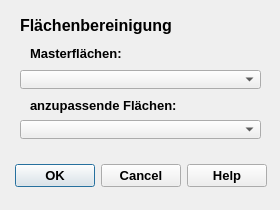
Old version of the form qkan/surfaceTools/res/surfaceTool.ui in the repository SonkeHoffmann/QKan-1.
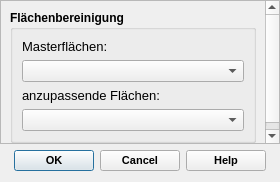
New version of the form. Icons and pictures are not drawn.

Patch:
```diff
--- a/qkan/surfaceTools/res/surfaceTool.ui
+++ b/qkan/surfaceTools/res/surfaceTool.ui
@@ -7,132 +7,128 @@
     <x>0</x>
     <y>0</y>
     <width>280</width>
-    <height>210</height>
+    <height>182</height>
    </rect>
   </property>
   <property name="minimumSize">
    <size>
-    <width>280</width>
-    <height>210</height>
+    <width>250</width>
+    <height>150</height>
+   </size>
+  </property>
+  <property name="maximumSize">
+   <size>
+    <width>16777215</width>
+    <height>182</height>
    </size>
   </property>
   <property name="windowTitle">
    <string>Flächenbereinigung</string>
   </property>
-  <property name="windowIcon">
-   <iconset>
-    <normaloff>../../QKan.png</normaloff>../../QKan.png</iconset>
-  </property>
-  <widget class="QDialogButtonBox" name="buttonBox">
-   <property name="geometry">
-    <rect>
-     <x>0</x>
-     <y>160</y>
-     <width>281</width>
-     <height>32</height>
-    </rect>
+  <layout class="QVBoxLayout" name="verticalLayout">
+   <property name="leftMargin">
+    <number>0</number>
    </property>
-   <property name="font">
-    <font>
-     <family>Tahoma</family>
-     <pointsize>10</pointsize>
-     <weight>75</weight>
-     <bold>true</bold>
-    </font>
+   <property name="topMargin">
+    <number>0</number>
    </property>
-   <property name="orientation">
-    <enum>Qt::Horizontal</enum>
+   <property name="rightMargin">
+    <number>0</number>
    </property>
-   <property name="standardButtons">
-    <set>QDialogButtonBox::Cancel|QDialogButtonBox::Help|QDialogButtonBox::Ok</set>
-   </property>
-   <property name="centerButtons">
-    <bool>true</bool>
-   </property>
-  </widget>
-  <widget class="QLabel" name="label">
-   <property name="geometry">
-    <rect>
-     <x>30</x>
-     <y>40</y>
-     <width>177</width>
-     <height>26</height>
-    </rect>
-   </property>
-   <property name="font">
-    <font>
-     <family>Tahoma</family>
-     <pointsize>10</pointsize>
-     <weight>75</weight>
-     <bold>true</bold>
-    </font>
-   </property>
-   <property name="text">
-    <string>Masterflächen:</string>
-   </property>
-  </widget>
-  <widget class="QComboBox" name="cb_haupt">
-   <property name="geometry">
-    <rect>
-     <x>20</x>
-     <y>70</y>
-     <width>241</width>
-     <height>19</height>
-    </rect>
-   </property>
-  </widget>
-  <widget class="QLabel" name="label_2">
-   <property name="geometry">
-    <rect>
-     <x>30</x>
-     <y>90</y>
-     <width>177</width>
-     <height>31</height>
-    </rect>
-   </property>
-   <property name="font">
-    <font>
-     <family>Tahoma</family>
-     <pointsize>10</pointsize>
-     <weight>75</weight>
-     <bold>true</bold>
-    </font>
-   </property>
-   <property name="text">
-    <string>anzupassende Flächen:</string>
-   </property>
-  </widget>
-  <widget class="QComboBox" name="cb_geschnitten">
-   <property name="geometry">
-    <rect>
-     <x>20</x>
-     <y>120</y>
-     <width>241</width>
-     <height>19</height>
-    </rect>
-   </property>
-  </widget>
-  <widget class="QLabel" name="label_3">
-   <property name="geometry">
-    <rect>
-     <x>20</x>
-     <y>10</y>
-     <width>177</width>
-     <height>31</height>
-    </rect>
-   </property>
-   <property name="font">
-    <font>
-     <family>Tahoma</family>
-     <pointsize>12</pointsize>
-     <weight>75</weight>
-     <bold>true</bold>
-    </font>
-   </property>
-   <property name="text">
-    <string>Flächenbereinigung</string>
-   </property>
-  </widget>
+   <item>
+    <widget class="QScrollArea" name="scrollArea">
+     <property name="widgetResizable">
+      <bool>true</bool>
+     </property>
+     <widget class="QWidget" name="scrollAreaWidgetContents">
+      <property name="geometry">
+       <rect>
+        <x>0</x>
+        <y>0</y>
+        <width>278</width>
+        <height>142</height>
+       </rect>
+      </property>
+      <layout class="QVBoxLayout" name="verticalLayout_2">
+       <item>
+        <widget class="QGroupBox" name="groupBox">
+         <property name="font">
+          <font>
+           <weight>75</weight>
+           <bold>true</bold>
+          </font>
+         </property>
+         <property name="title">
+          <string>Flächenbereinigung</string>
+         </property>
+         <layout class="QVBoxLayout" name="verticalLayout_3">
+          <item>
+           <widget class="QLabel" name="label">
+            <property name="font">
+             <font>
+              <family>Tahoma</family>
+              <pointsize>10</pointsize>
+              <weight>50</weight>
+              <bold>false</bold>
+             </font>
+            </property>
+            <property name="text">
+             <string>Masterflächen:</string>
+            </property>
+           </widget>
+          </item>
+          <item>
+           <widget class="QComboBox" name="cb_haupt"/>
+          </item>
+          <item>
+           <widget class="QLabel" name="label_2">
+            <property name="font">
+             <font>
+              <family>Tahoma</family>
+              <pointsize>10</pointsize>
+              <weight>50</weight>
+              <bold>false</bold>
+             </font>
+            </property>
+            <property name="text">
+             <string>anzupassende Flächen:</string>
+            </property>
+           </widget>
+          </item>
+          <item>
+           <widget class="QComboBox" name="cb_geschnitten"/>
+          </item>
+         </layout>
+        </widget>
+       </item>
+      </layout>
+     </widget>
+    </widget>
+   </item>
+   <item>
+    <widget class="QDialogButtonBox" name="buttonBox">
+     <property name="font">
+      <font>
+       <family>Tahoma</family>
+       <pointsize>8</pointsize>
+       <weight>75</weight>
+       <bold>true</bold>
+      </font>
+     </property>
+     <property name="orientation">
+      <enum>Qt::Horizontal</enum>
+     </property>
+     <property name="standardButtons">
+      <set>QDialogButtonBox::Cancel|QDialogButtonBox::Help|QDialogButtonBox::Ok</set>
+     </property>
+     <property name="centerButtons">
+      <bool>true</bool>
+     </property>
+    </widget>
+   </item>
+  </layout>
+  <zorder>scrollArea</zorder>
+  <zorder>buttonBox</zorder>
  </widget>
  <resources/>
  <connections>
```
